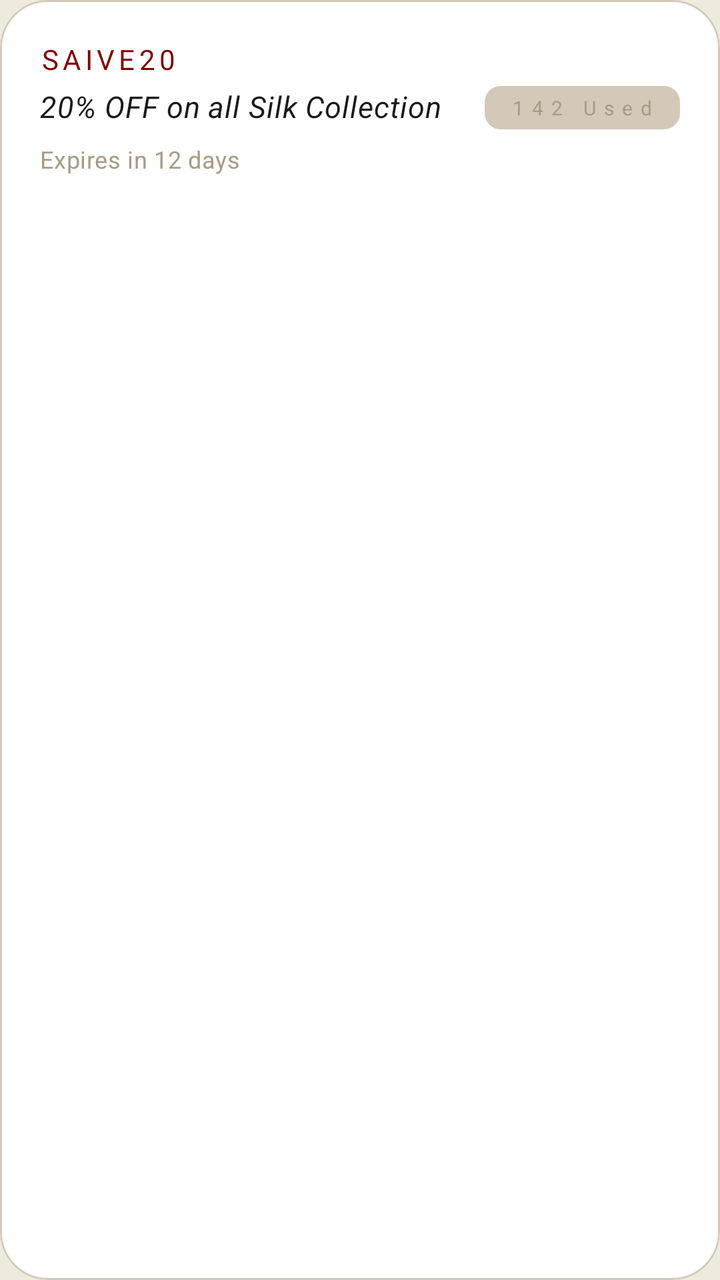
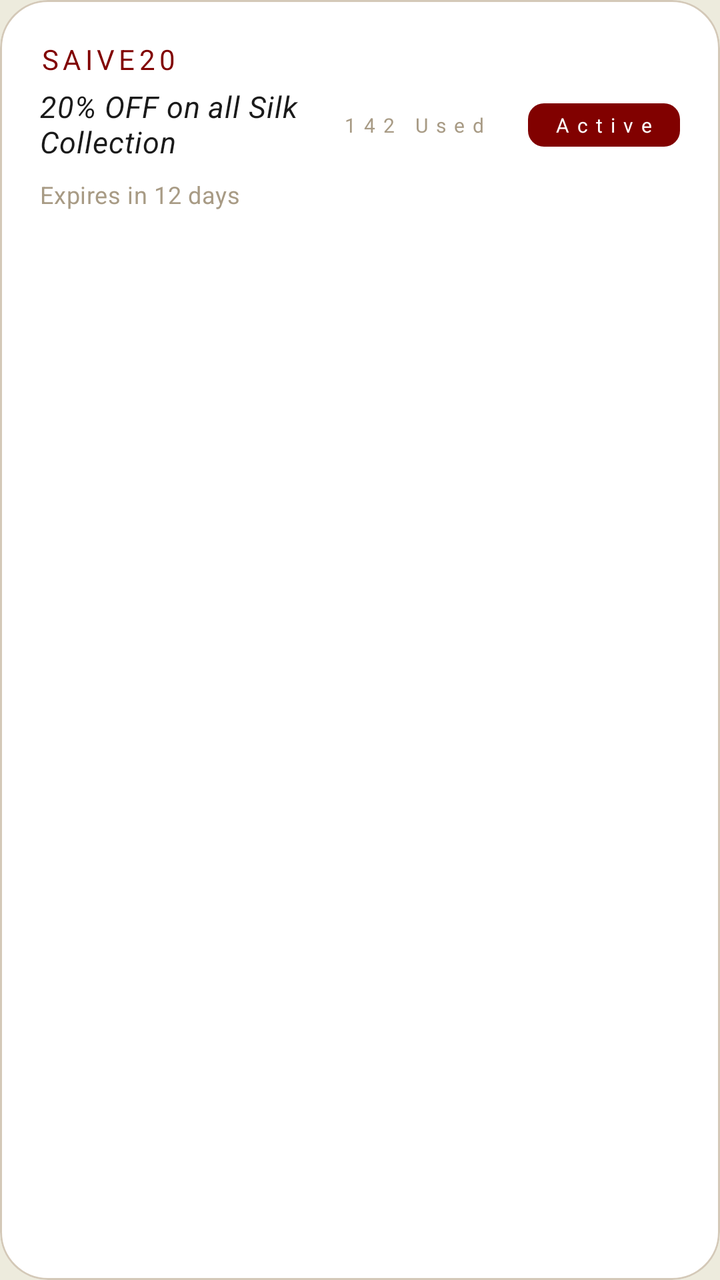

Two renders of the same Android screen: before a commit and after it. Below are the layout's source before the change and the commit's diff.
<!-- AndroidManifest.xml: application theme Theme.Saive -->
<!-- res/layout/item_coupon_admin.xml -->
<?xml version="1.0" encoding="utf-8"?>
<com.google.android.material.card.MaterialCardView xmlns:android="http://schemas.android.com/apk/res/android"
    xmlns:app="http://schemas.android.com/apk/res-auto"
    android:layout_width="match_parent"
    android:layout_height="wrap_content"
    android:layout_marginBottom="16dp"
    app:cardCornerRadius="24dp"
    app:cardElevation="0dp"
    app:cardBackgroundColor="@color/white"
    app:strokeWidth="1dp"
    app:strokeColor="@color/colorLinen">

    <LinearLayout
        android:layout_width="match_parent"
        android:layout_height="wrap_content"
        android:orientation="horizontal"
        android:padding="20dp"
        android:gravity="center_vertical">

        <LinearLayout
            android:layout_width="0dp"
            android:layout_height="wrap_content"
            android:layout_weight="1"
            android:orientation="vertical">

            <TextView
                android:id="@+id/tvCouponCode"
                android:layout_width="wrap_content"
                android:layout_height="wrap_content"
                android:text="SAIVE20"
                style="@style/TextAppearance.Saive.Label"
                android:textColor="@color/colorMaroon"
                android:textSize="14sp" />

            <TextView
                android:id="@+id/tvCouponDesc"
                android:layout_width="wrap_content"
                android:layout_height="wrap_content"
                android:text="20% OFF on all Silk Collection"
                style="@style/TextAppearance.Saive.Header"
                android:textSize="15sp"
                android:textColor="@color/colorNoirBlack"
                android:layout_marginTop="4dp" />

            <TextView
                android:id="@+id/tvCouponExpiry"
                android:layout_width="wrap_content"
                android:layout_height="wrap_content"
                android:text="Expires in 12 days"
                style="@style/TextAppearance.Saive.Light"
                android:textSize="12sp"
                android:textColor="@color/colorSand"
                android:layout_marginTop="8dp" />
        </LinearLayout>

        <TextView
            android:id="@+id/tvUsageCount"
            android:layout_width="wrap_content"
            android:layout_height="wrap_content"
            android:text="142 Used"
            style="@style/TextAppearance.Saive.Caption"
            android:textSize="10sp"
            android:textColor="@color/colorSand"
            android:background="@drawable/bg_rounded_maroon_btn"
            android:backgroundTint="@color/colorLinen"
            android:paddingHorizontal="12dp"
            android:paddingVertical="4dp" />

    </LinearLayout>
</com.google.android.material.card.MaterialCardView>
<!-- resources referenced by this layout -->
<resources>
  <color name="colorLinen">#D4C9B8</color>
  <color name="colorMaroon">#810100</color>
  <color name="colorNoirBlack">#1A1A1A</color>
  <color name="colorSand">#A89B85</color>
  <color name="white">#FFFFFFFF</color>
  <!-- drawable bg_rounded_maroon_btn (drawable) -->
  <?xml version="1.0" encoding="utf-8"?>
  <shape xmlns:android="http://schemas.android.com/apk/res/android">
      <solid android:color="@color/colorMaroon" />
      <corners android:radius="8dp" />
  </shape>
  <style name="TextAppearance.Saive.Caption" parent="TextAppearance.Saive.Thin">
          <item name="android:textSize">@dimen/text_size_tiny</item>
          <item name="android:letterSpacing">0.4</item>
      </style>
  <style name="TextAppearance.Saive.Light" parent="TextAppearance.MaterialComponents.Body2">
          <item name="android:fontFamily">sans-serif-light</item>
      </style>
  <style name="Theme.Saive" parent="Base.Theme.Saive" />
  <style name="TextAppearance.Saive.Thin" parent="TextAppearance.MaterialComponents.Body1">
          <item name="android:fontFamily">sans-serif-light</item>
          <item name="android:letterSpacing">0.05</item>
      </style>
  <dimen name="text_size_tiny">10sp</dimen>
  <dimen name="text_size_h1">28sp</dimen>
  <style name="Base.Theme.Saive" parent="Theme.Material3.DayNight.NoActionBar">
          <item name="android:windowActivityTransitions">true</item>
          <item name="android:windowContentTransitions">true</item>
          <item name="android:windowSharedElementEnterTransition">@android:transition/move</item>
          <item name="android:windowSharedElementExitTransition">@android:transition/move</item>
          <item name="android:windowLightStatusBar">true</item>
          <item name="android:statusBarColor">@color/colorCotton</item>
  
          
          <item name="colorPrimary">@color/colorMaroon</item>
          <item name="colorOnPrimary">@color/white</item>
          <item name="colorPrimaryContainer">@color/colorMaroon</item>
          <item name="colorOnPrimaryContainer">@color/white</item>
          <item name="colorSecondary">@color/colorSand</item>
          <item name="colorOnSecondary">@color/white</item>
          <item name="colorTertiary">@color/colorNoirBlack</item>
          <item name="android:colorBackground">@color/colorCotton</item>
          <item name="colorSurface">@color/colorCotton</item>
          <item name="colorOnSurface">@color/colorNoirBlack</item>
  
          
          <item name="android:fontFamily">sans-serif-light</item>
          <item name="textAppearanceHeadlineLarge">@style/TextAppearance.Saive.Header</item>
          <item name="textAppearanceHeadlineMedium">@style/TextAppearance.Saive.Header</item>
          <item name="textAppearanceTitleLarge">@style/TextAppearance.Saive.SectionHeader</item>
          <item name="textAppearanceBodyLarge">@style/TextAppearance.Saive.Thin</item>
          <item name="textAppearanceBodyMedium">@style/TextAppearance.Saive.Light</item>
          <item name="textAppearanceLabelLarge">@style/TextAppearance.Saive.Label</item>
      </style>
  <color name="colorCotton">#EDEBDD</color>
  <style name="TextAppearance.Saive.SectionHeader" parent="TextAppearance.Saive.Header">
          <item name="android:textSize">@dimen/text_size_h3</item>
          <item name="android:textStyle">normal</item>
          <item name="android:textAllCaps">false</item>
      </style>
  <dimen name="text_size_h3">20sp</dimen>
  <!-- unchanged entries left out for length: 2 -->
</resources>

<!-- the commit's change to res/layout/item_coupon_admin.xml (unified diff, before → after) -->
@@ -53,18 +53,30 @@
                 android:layout_marginTop="8dp" />
         </LinearLayout>
 
-        <TextView
-            android:id="@+id/tvUsageCount"
-            android:layout_width="wrap_content"
-            android:layout_height="wrap_content"
-            android:text="142 Used"
-            style="@style/TextAppearance.Saive.Caption"
-            android:textSize="10sp"
-            android:textColor="@color/colorSand"
-            android:background="@drawable/bg_rounded_maroon_btn"
-            android:backgroundTint="@color/colorLinen"
-            android:paddingHorizontal="12dp"
-            android:paddingVertical="4dp" />
+            <TextView
+                android:id="@+id/tvUsageCount"
+                android:layout_width="wrap_content"
+                android:layout_height="wrap_content"
+                android:text="142 Used"
+                style="@style/TextAppearance.Saive.Caption"
+                android:textSize="10sp"
+                android:textColor="@color/colorSand"
+                android:background="@drawable/bg_rounded_white_8dp"
+                android:paddingHorizontal="12dp"
+                android:paddingVertical="4dp"
+                android:layout_marginEnd="8dp" />
+
+            <TextView
+                android:id="@+id/tvVoucherStatus"
+                android:layout_width="wrap_content"
+                android:layout_height="wrap_content"
+                android:text="Active"
+                style="@style/TextAppearance.Saive.Caption"
+                android:textSize="10sp"
+                android:textColor="@color/white"
+                android:background="@drawable/bg_rounded_maroon_btn"
+                android:paddingHorizontal="12dp"
+                android:paddingVertical="4dp" />
 
     </LinearLayout>
 </com.google.android.material.card.MaterialCardView>
<!-- resource entries referenced after the edit -->
@@ -9,6 +9,12 @@
   <?xml version="1.0" encoding="utf-8"?>
   <shape xmlns:android="http://schemas.android.com/apk/res/android">
       <solid android:color="@color/colorMaroon" />
+      <corners android:radius="8dp" />
+  </shape>
+  <!-- drawable bg_rounded_white_8dp (drawable) -->
+  <?xml version="1.0" encoding="utf-8"?>
+  <shape xmlns:android="http://schemas.android.com/apk/res/android">
+      <solid android:color="@color/white" />
       <corners android:radius="8dp" />
   </shape>
   <style name="TextAppearance.Saive.Caption" parent="TextAppearance.Saive.Thin">
@@ -38,8 +44,8 @@
           <item name="colorOnPrimary">@color/white</item>
           <item name="colorPrimaryContainer">@color/colorMaroon</item>
           <item name="colorOnPrimaryContainer">@color/white</item>
-          <item name="colorSecondary">@color/colorSand</item>
-          <item name="colorOnSecondary">@color/white</item>
+          <item name="colorSecondaryContainer">@color/colorLinen</item>
+          <item name="colorOnSecondaryContainer">@color/colorNoirBlack</item>
           <item name="colorTertiary">@color/colorNoirBlack</item>
           <item name="android:colorBackground">@color/colorCotton</item>
           <item name="colorSurface">@color/colorCotton</item>
